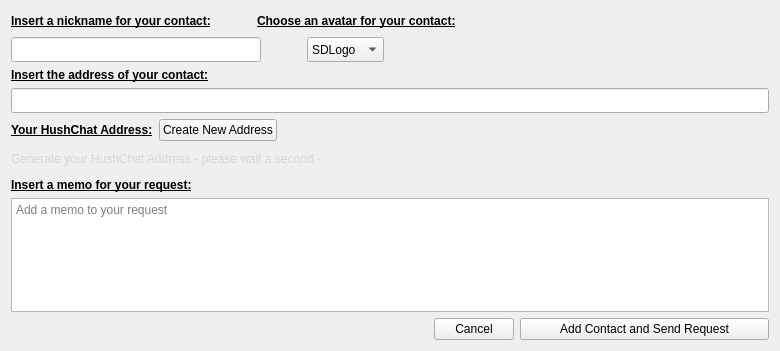
Above: src/contactrequest.ui from jahway603/SilentDragonLite before the change. Below: the same form after it.
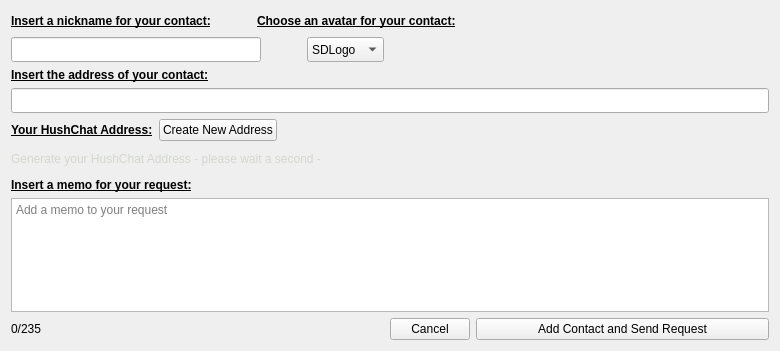
That is the form after the change. Icons and pictures are not drawn.

Commit message: beginning integration formemo counter of limited characters; changing from QLineEdit to QTextEdit for wrapping of text

```diff
--- a/src/contactrequest.ui
+++ b/src/contactrequest.ui
@@ -438,6 +438,19 @@
      </property>
     </widget>
    </item>
+   <item row="11" column="0">
+    <widget class="QLabel" name="memoSizeChat">
+     <property name="sizePolicy">
+      <sizepolicy hsizetype="Fixed" vsizetype="Preferred">
+       <horstretch>0</horstretch>
+       <verstretch>0</verstretch>
+      </sizepolicy>
+     </property>
+     <property name="text">
+      <string>0/235</string>
+     </property>
+    </widget>
+   </item>
   </layout>
  </widget>
  <resources/>
```
Left out of the diff: 2 changed lines with no effect on the pictures. The commit also changes 1 other file.
